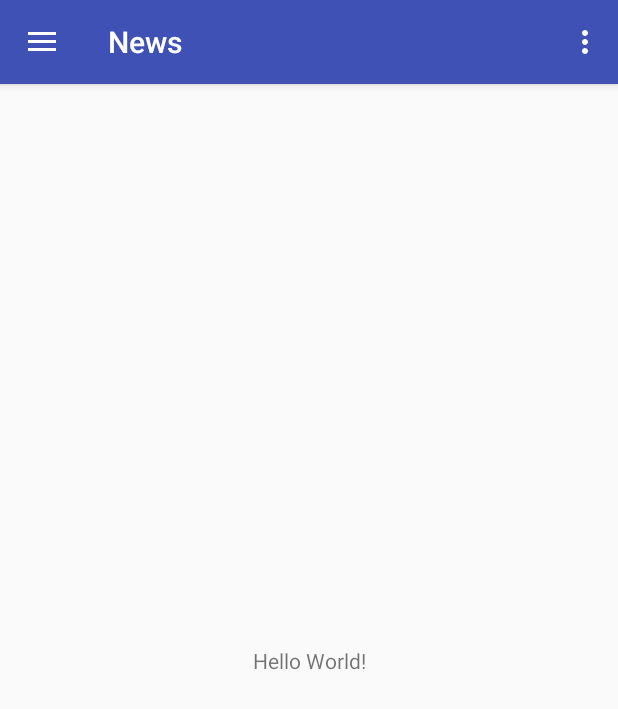
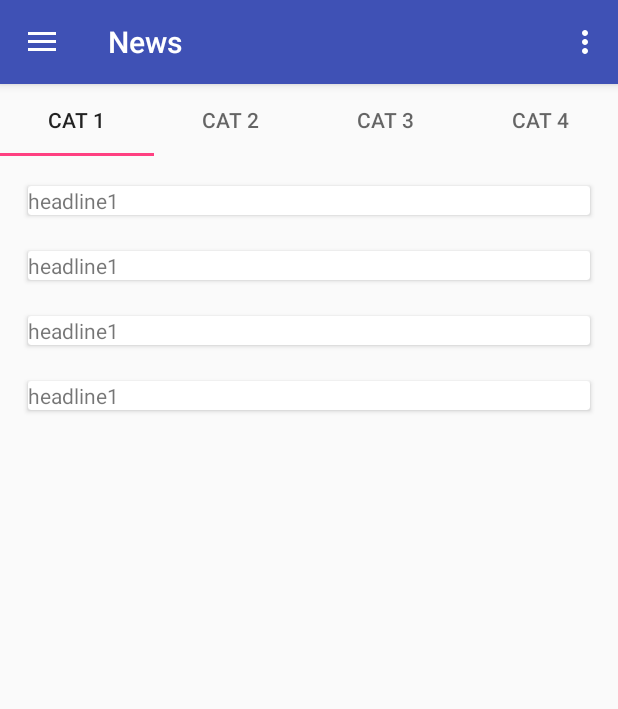
Before and after one commit to maerlyngb/news-reader, an Android app: the screen it shows after launch (MainActivity), on a phone screen of 412 x 824 dp. Shown: the top 709 px of the screen. Run offline under Robolectric (Android 15) with nearby library versions, the phone set to English and light mode, and no system bars.

Commit message:
added stub tabs and recycler

```diff
--- a/app/build.gradle
+++ b/app/build.gradle
@@ -22,6 +22,7 @@ dependencies {
     implementation fileTree(dir: 'libs', include: ['*.jar'])
     implementation 'com.android.support:appcompat-v7:26.1.0'
     implementation 'com.android.support:design:26.1.0'
+    implementation 'com.android.support:cardview-v7:26.1.0'
     implementation 'com.android.support.constraint:constraint-layout:1.0.2'
     testImplementation 'junit:junit:4.12'
     androidTestImplementation 'com.android.support.test:runner:1.0.1'
--- /dev/null
+++ b/app/src/main/java/io/maerlyn/newsreader/Article.java
@@ -0,0 +1,17 @@
+package io.maerlyn.newsreader;
+
+/**
+ * Created by maerlyn on 22/11/17.
+ */
+
+public class Article {
+    public String headline;
+
+    public Article (String headline){
+        this.headline = headline;
+    }
+
+    public String getHeadline() {
+        return headline;
+    }
+}
--- /dev/null
+++ b/app/src/main/java/io/maerlyn/newsreader/ArticleListFragment.java
@@ -0,0 +1,103 @@
+package io.maerlyn.newsreader;
+
+import android.content.Context;
+import android.os.Bundle;
+import android.support.v4.app.Fragment;
+import android.support.v7.widget.LinearLayoutManager;
+import android.support.v7.widget.RecyclerView;
+import android.view.LayoutInflater;
+import android.view.View;
+import android.view.ViewGroup;
+
+import java.util.ArrayList;
+import java.util.List;
+
+/**
+ * Fragment to display a list of articles
+ *
+ * @author Maerlyn Broadbent
+ */
+public class ArticleListFragment extends Fragment {
+    public static final String CATEGORY = "category";
+    private Category type;
+
+    /**
+     * Return a new instance of AttrListFragment
+     *
+     * @param category of attraction to display
+     * @return new Attr list instance
+     */
+    public static ArticleListFragment newInstance(Category category) {
+        Bundle args = new Bundle();
+        args.putInt(CATEGORY, category.getValue());
+        ArticleListFragment fragment = new ArticleListFragment();
+        fragment.setArguments(args);
+        return fragment;
+    }
+
+    /**
+     * Called when the fragment is initially created.
+     * loads any saved state and retrieves Bundle arguments.
+     *
+     * @param savedInstanceState saved instance state
+     */
+    @Override
+    public void onCreate(Bundle savedInstanceState) {
+        super.onCreate(savedInstanceState);
+
+        Bundle arguments = getArguments();
+
+        if (arguments != null) {
+            int typeVal = arguments.getInt(CATEGORY);
+            // the type of attraction list to display
+            type = Category.valueOf(typeVal);
+        }
+    }
+
+    /**
+     * Called when the views are ready to be inflated
+     *
+     * @param inflater           used to inflate the views
+     * @param container          parent views
+     * @param savedInstanceState any saved state
+     * @return inflated view
+     */
+    @Override
+    public View onCreateView(LayoutInflater inflater,
+                             ViewGroup container, Bundle savedInstanceState) {
+
+        // used to display a scrolling list of attractions
+        RecyclerView recyclerView = (RecyclerView) inflater.inflate(
+                R.layout.article_list, container, false);
+
+        // improves performance when items don't change size
+        recyclerView.setHasFixedSize(true);
+
+        recyclerView.setLayoutManager(new LinearLayoutManager(recyclerView.getContext()));
+
+        // attach the adapter responsible for creating the attraction list
+        recyclerView.setAdapter(new ArticleRecyclerAdapter(getData()));
+
+        return recyclerView;
+    }
+
+    /**
+     * Load attraction data
+     *
+     * @return list of attractions
+     */
+    private List<Article> getData() {
+        switch (type) {
+            case cat1:
+                return DataUtil.getCat1();
+            case cat2:
+                return DataUtil.getCat2();
+            case cat3:
+                return DataUtil.getCat3();
+            case cat4:
+                return DataUtil.getCat4();
+        }
+        return null;
+    }
+
+}
--- /dev/null
+++ b/app/src/main/java/io/maerlyn/newsreader/ArticleListPageAdapter.java
@@ -0,0 +1,67 @@
+package io.maerlyn.newsreader;
+
+import android.support.v4.app.Fragment;
+import android.support.v4.app.FragmentManager;
+import android.support.v4.app.FragmentPagerAdapter;
+
+import java.util.ArrayList;
+import java.util.List;
+
+/**
+ * Handles the fragments that make up the article list tabs
+ *
+ * @author Maerlyn Broadbent
+ */
+public class ArticleListPageAdapter extends FragmentPagerAdapter {
+
+    private final List<Fragment> fragments = new ArrayList<>();
+    private final List<String> fragmentTitles = new ArrayList<>();
+
+    public ArticleListPageAdapter(FragmentManager fragmentManager) {
+        super(fragmentManager);
+    }
+
+    /**
+     * Add a new fragment to be displayed
+     *
+     * @param fragment to add
+     * @param title    of the frament
+     */
+    public void addFragment(Fragment fragment, String title) {
+        fragments.add(fragment);
+        fragmentTitles.add(title);
+    }
+
+    /**
+     * Get a specific fragment
+     *
+     * @param index of the fragment to return
+     * @return fragment
+     */
+    @Override
+    public Fragment getItem(int index) {
+        return fragments.get(index);
+    }
+
+    /**
+     * Get tab titles
+     *
+     * @param index of the title to return
+     * @return fragment title
+     */
+    @Override
+    public CharSequence getPageTitle(int index) {
+        // Generate title based on item position
+        return fragmentTitles.get(index);
+    }
+
+    /**
+     * Get the count of all fragments
+     *
+     * @return fragment count
+     */
+    @Override
+    public int getCount() {
+        return fragments.size();
+    }
+}
--- /dev/null
+++ b/app/src/main/java/io/maerlyn/newsreader/ArticleRecyclerAdapter.java
@@ -0,0 +1,80 @@
+package io.maerlyn.newsreader;
+
+import android.content.Context;
+import android.content.Intent;
+import android.support.v7.widget.CardView;
+import android.support.v7.widget.RecyclerView;
+import android.view.LayoutInflater;
+import android.view.View;
+import android.view.ViewGroup;
+import android.widget.TextView;
+
+import java.util.ArrayList;
+import java.util.List;
+
+/**
+ * Created by maerlyn on 22/11/17.
+ */
+
+public class ArticleRecyclerAdapter
+        extends RecyclerView.Adapter<ArticleRecyclerAdapter.ViewHolder> {
+    private List<Article> articles;
+
+    /**
+     * Load the list of attractions to display in a list
+     *
+     * @param articles to be displayed
+     */
+    public ArticleRecyclerAdapter(List<Article> articles) {
+        this.articles = articles;
+    }
+
+    /**
+     * Inflate a view for each attraction summary
+     */
+    @Override
+    public ViewHolder onCreateViewHolder(ViewGroup parent, int viewType) {
+        View view = LayoutInflater.from(parent.getContext())
+                .inflate(R.layout.article_summary, parent, false);
+        return new ViewHolder(view);
+    }
+
+    /**
+     * Bind data for each attraction summary
+     *
+     * @param holder
+     * @param index  of the attraction in the dataset
+     */
+    @Override
+    public void onBindViewHolder(final ViewHolder holder, int index) {
+        final Article article = articles.get(index);
+        holder.headline.setText(article.getHeadline());
+    }
+
+    /**
+     * Return the number of attractions
+     *
+     * @return number of attractions
+     */
+    @Override
+    public int getItemCount() {
+        return articles.size();
+    }
+
+    /**
+     * Hold views and data about for an attraction summary
+     */
+    public static class ViewHolder extends RecyclerView.ViewHolder {
+        public final View view;
+        public final CardView cardView;
+        public final TextView headline;
+
+        public ViewHolder(View view) {
+            super(view);
+            this.view = view;
+            cardView = view.findViewById(R.id.card_view);
+            headline = view.findViewById(R.id.article_headline);
+        }
+    }
+
+}
--- /dev/null
+++ b/app/src/main/java/io/maerlyn/newsreader/Category.java
@@ -0,0 +1,56 @@
+package io.maerlyn.newsreader;
+
+import java.util.HashMap;
+import java.util.Map;
+
+/**
+ * Used to differentiate between different categories of articles
+ *
+ * @author Maerlyn Broadbent
+ */
+public enum Category {
+    cat1(1),
+    cat2(2),
+    cat3(3),
+    cat4(4);
+
+    private static Map map = new HashMap<>();
+
+    // static initialiser to create a lookup map
+    static {
+        for (Category attrType : Category.values()) {
+            map.put(attrType.value, attrType);
+        }
+    }
+
+    private int value;
+
+    /**
+     * assigns values to the types
+     *
+     * @param value to assign
+     */
+    Category(int value) {
+        this.value = value;
+    }
+
+    /**
+     * Returns the AttrType for a given value
+     *
+     * @param value of the type to lookup
+     * @return AttrType
+     */
+    public static Category valueOf(int value) {
+        return (Category) map.get(value);
+    }
+
+    /**
+     * returns the value of an AttrType
+     *
+     * @return value of an AttrType
+     */
+    public int getValue() {
+        return value;
+    }
+
+}
--- /dev/null
+++ b/app/src/main/java/io/maerlyn/newsreader/DataUtil.java
@@ -0,0 +1,51 @@
+package io.maerlyn.newsreader;
+
+import java.util.ArrayList;
+import java.util.List;
+
+/**
+ * Created by maerlyn on 22/11/17.
+ */
+
+public class DataUtil {
+    public static List<Article> getCat1(){
+        List<Article> articles = new ArrayList<>();
+
+        articles.add(new Article("headline1"));
+        articles.add(new Article("headline1"));
+        articles.add(new Article("headline1"));
+        articles.add(new Article("headline1"));
+
+        return articles;
+    }
+    public static List<Article> getCat2(){
+        List<Article> articles = new ArrayList<>();
+
+        articles.add(new Article("headline2"));
+        articles.add(new Article("headline2"));
+        articles.add(new Article("headline2"));
+        articles.add(new Article("headline2"));
+
+        return articles;
+    }
+    public static List<Article> getCat3(){
+        List<Article> articles = new ArrayList<>();
+
+        articles.add(new Article("headline3"));
+        articles.add(new Article("headline3"));
+        articles.add(new Article("headline3"));
+        articles.add(new Article("headline3"));
+
+        return articles;
+    }
+    public static List<Article> getCat4(){
+        List<Article> articles = new ArrayList<>();
+
+        articles.add(new Article("headline4"));
+        articles.add(new Article("headline4"));
+        articles.add(new Article("headline4"));
+        articles.add(new Article("headline4"));
+
+        return articles;
+    }
+}
--- a/app/src/main/java/io/maerlyn/newsreader/MainActivity.java
+++ b/app/src/main/java/io/maerlyn/newsreader/MainActivity.java
@@ -2,6 +2,8 @@ package io.maerlyn.newsreader;
 
 import android.os.Bundle;
 import android.support.design.widget.NavigationView;
+import android.support.design.widget.TabLayout;
+import android.support.v4.view.ViewPager;
 import android.support.v4.widget.DrawerLayout;
 import android.support.v7.app.ActionBarDrawerToggle;
 import android.support.v7.app.AppCompatActivity;
@@ -24,7 +26,8 @@ public class MainActivity extends AppCompatActivity {
 
         this.navDrawerHandler = new NavDrawerHandler(this);
 
-        SetupNavigationView(toolbar);
+        setupNavigationView(toolbar);
+        setupTabbedContent();
     }
 
     /**
@@ -32,7 +35,7 @@ public class MainActivity extends AppCompatActivity {
      *
      * @param toolbar to place the toggle button
      */
-    private void SetupNavigationView(Toolbar toolbar) {
+    private void setupNavigationView(Toolbar toolbar) {
         DrawerLayout drawer = findViewById(R.id.drawer_layout);
 
         // toggle button in action bar
@@ -45,6 +48,29 @@ public class MainActivity extends AppCompatActivity {
         // listen for nav items being clicked
         NavigationView navigationView = findViewById(R.id.nav_view);
         navigationView.setNavigationItemSelectedListener(this.navDrawerHandler);
+    }
+
+    /**
+     * Setup tabbed attraction tabs and content
+     */
+    private void setupTabbedContent() {
+        ViewPager viewPager = findViewById(R.id.viewpager);
+
+        if (viewPager != null) {
+            ArticleListPageAdapter adapter = new ArticleListPageAdapter(getSupportFragmentManager());
+
+            // each fragment is one of the attraction lists
+            adapter.addFragment(ArticleListFragment.newInstance(Category.cat1), "Cat 1");
+            adapter.addFragment(ArticleListFragment.newInstance(Category.cat2), "Cat 2");
+            adapter.addFragment(ArticleListFragment.newInstance(Category.cat3), "Cat 3");
+            adapter.addFragment(ArticleListFragment.newInstance(Category.cat4), "Cat 4");
+
+            viewPager.setAdapter(adapter);
+
+            // display tabbed content
+            TabLayout tabLayout = findViewById(R.id.tab_layout);
+            tabLayout.setupWithViewPager(viewPager);
+        }
     }
 
     /**
--- /dev/null
+++ b/app/src/main/res/layout/article_list.xml
@@ -0,0 +1,4 @@
+<?xml version="1.0" encoding="utf-8"?>
+<android.support.v7.widget.RecyclerView xmlns:android="http://schemas.android.com/apk/res/android"
+    android:id="@+id/my_recycler_view"
+    style="@style/MatchParent"/>
--- /dev/null
+++ b/app/src/main/res/layout/article_summary.xml
@@ -0,0 +1,12 @@
+<?xml version="1.0" encoding="utf-8"?><!-- Attraction Summary -->
+<android.support.v7.widget.CardView xmlns:android="http://schemas.android.com/apk/res/android"
+    android:id="@+id/card_view"
+    style="@style/ArticleSummaryItem"
+    android:foreground="?android:attr/selectableItemBackground">
+
+    <!-- Attraction Name -->
+    <TextView
+        android:id="@+id/article_headline"
+        style="@style/FullWidth" />
+
+</android.support.v7.widget.CardView>
--- a/app/src/main/res/layout/content_main.xml
+++ b/app/src/main/res/layout/content_main.xml
@@ -1,18 +1,25 @@
 <?xml version="1.0" encoding="utf-8"?>
 <android.support.constraint.ConstraintLayout xmlns:android="http://schemas.android.com/apk/res/android"
-    xmlns:app="http://schemas.android.com/apk/res-auto"
     xmlns:tools="http://schemas.android.com/tools"
+    android:id="@+id/article_list_container"
     style="@style/MainContentContainer"
     tools:context="io.maerlyn.newsreader.MainActivity"
     tools:showIn="@layout/app_bar_main">
 
-    <TextView
-        android:layout_width="wrap_content"
+    <LinearLayout
+        android:layout_width="match_parent"
         android:layout_height="wrap_content"
-        android:text="Hello World!"
-        app:layout_constraintBottom_toBottomOf="parent"
-        app:layout_constraintLeft_toLeftOf="parent"
-        app:layout_constraintRight_toRightOf="parent"
-        app:layout_constraintTop_toTopOf="parent" />
+        android:orientation="vertical">
+
+        <!-- Tabs -->
+        <android.support.design.widget.TabLayout
+            android:id="@+id/tab_layout"
+            style="@style/TabLayout" />
+
+        <!-- Sliding Content -->
+        <android.support.v4.view.ViewPager
+            android:id="@+id/viewpager"
+            style="@style/MatchParent" />
+    </LinearLayout>
 
 </android.support.constraint.ConstraintLayout>
--- a/app/src/main/res/values/styles.xml
+++ b/app/src/main/res/values/styles.xml
@@ -98,6 +98,13 @@
         <item name="popupTheme">@style/AppTheme.PopupOverlay</item>
     </style>
 
+    <!-- Tabs -->
+
+    <style name="TabLayout" parent="FullWidth">
+        <item name="tabGravity">fill</item>
+        <item name="tabMode">fixed</item>
+    </style>
+
     <!-- Main Content -->
     <style name="MainContentContainer" parent="MatchParent">
         <item name="layout_behavior">@string/appbar_scrolling_view_behavior</item>
@@ -108,5 +115,18 @@
         <item name="layout_behavior">@string/appbar_scrolling_view_behavior</item>
     </style>
 
+    <style name="ArticleSummaryItem" parent="FullWidth">
+        <item name="android:layout_marginLeft">@dimen/dp_medium</item>
+        <item name="android:layout_marginRight">@dimen/dp_medium</item>
+        <item name="android:layout_marginTop">@dimen/dp_medium</item>
+        <item name="cardElevation">2dp</item>
+        <item name="cardUseCompatPadding">true</item>
+        <item name="cardCornerRadius">2dp</item>
+        <item name="android:clickable">true</item>
+    </style>
+
+    <style name="ArticleSummaryItemContents" parent="FullWidth">
+        <item name="android:orientation">vertical</item>
+    </style>
 
 </resources>
```
